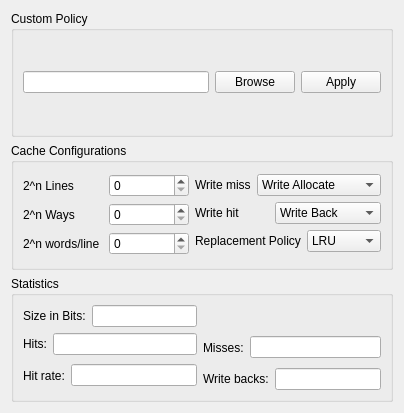
The window that src/ui/cacheconfigwidget.ui (hghit-harshit/Kites) describes before a commit, drawn with Qt 5.
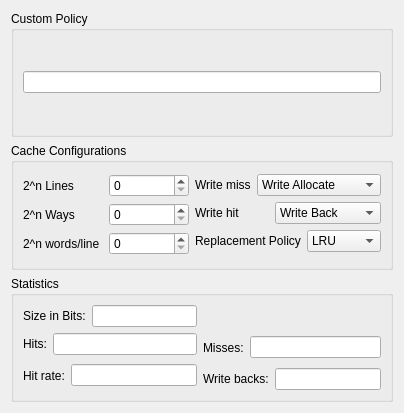
The same window after the commit.

Diff of the .ui file:
```diff
--- a/src/ui/cacheconfigwidget.ui
+++ b/src/ui/cacheconfigwidget.ui
@@ -176,20 +176,6 @@
         <item>
          <widget class="QLineEdit" name="customPolicyScriptlineEdit"/>
         </item>
-        <item>
-         <widget class="QPushButton" name="browsePushButton">
-          <property name="text">
-           <string>Browse</string>
-          </property>
-         </widget>
-        </item>
-        <item>
-         <widget class="QPushButton" name="applyPushButton">
-          <property name="text">
-           <string>Apply</string>
-          </property>
-         </widget>
-        </item>
        </layout>
       </item>
      </layout>
```
